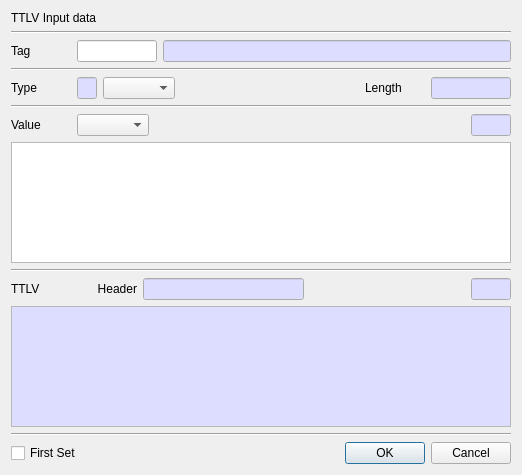
First picture: the form in BerEditor/make_ttlv_dlg.ui, repository jykim74/BerEditor, before the edit.
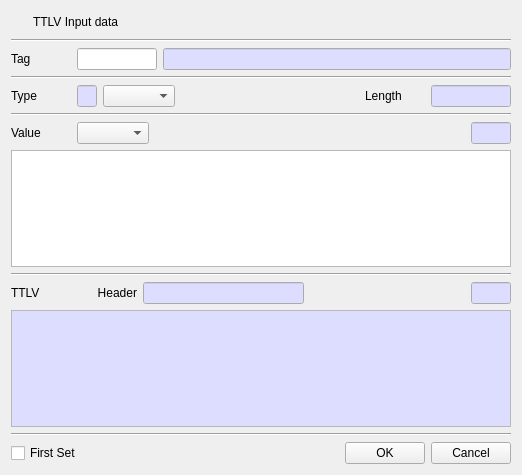
Second picture: the form after the edit. Icons and pictures are not drawn.

```diff
--- a/BerEditor/make_ttlv_dlg.ui
+++ b/BerEditor/make_ttlv_dlg.ui
@@ -15,11 +15,44 @@
   </property>
   <layout class="QVBoxLayout" name="verticalLayout">
    <item>
-    <widget class="QLabel" name="mHeadLabel">
-     <property name="text">
-      <string>TTLV Input data</string>
+    <layout class="QGridLayout" name="gridLayout_6">
+     <property name="topMargin">
+      <number>0</number>
      </property>
-    </widget>
+     <item row="0" column="1">
+      <widget class="QLabel" name="mHeadLabel">
+       <property name="text">
+        <string>TTLV Input data</string>
+       </property>
+      </widget>
+     </item>
+     <item row="0" column="0">
+      <widget class="QPushButton" name="pushButton">
+       <property name="minimumSize">
+        <size>
+         <width>16</width>
+         <height>0</height>
+        </size>
+       </property>
+       <property name="maximumSize">
+        <size>
+         <width>16</width>
+         <height>16777215</height>
+        </size>
+       </property>
+       <property name="text">
+        <string/>
+       </property>
+       <property name="icon">
+        <iconset resource="bereditor.qrc">
+         <normaloff>:/images/kms.png</normaloff>:/images/kms.png</iconset>
+       </property>
+       <property name="flat">
+        <bool>true</bool>
+       </property>
+      </widget>
+     </item>
+    </layout>
    </item>
    <item>
     <widget class="Line" name="line">
```
Left out of the diff: 4 changed lines with no effect on the pictures.
